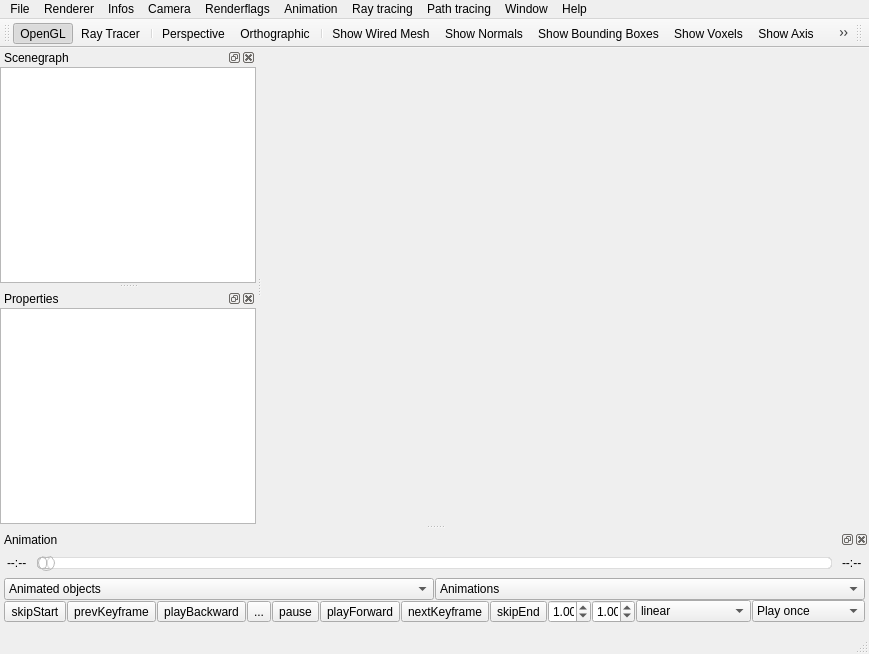
Qt form app-Viewer-Qt/qtMainWindow.ui (cpvrlab/SLProject) before a commit.
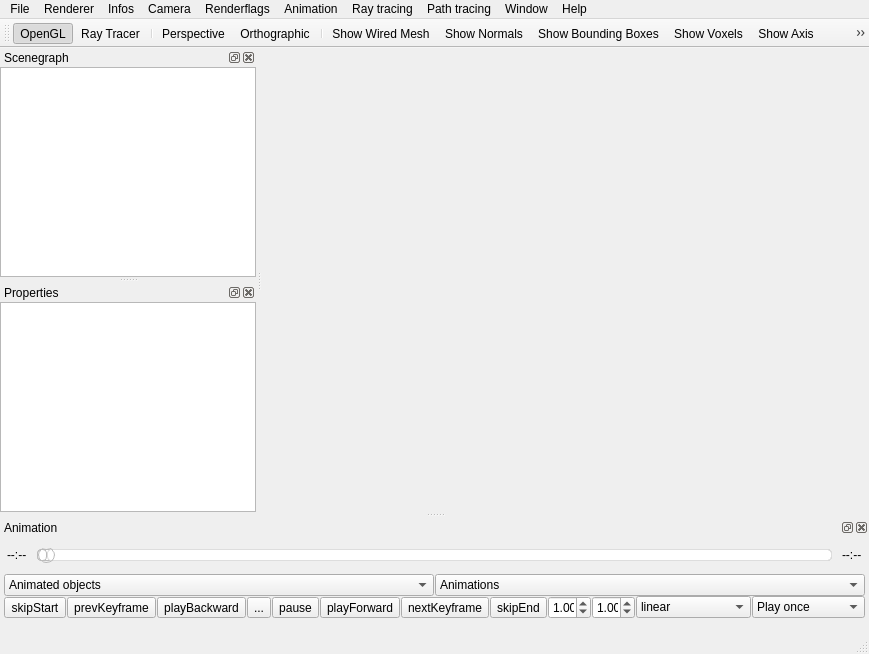
The same form after that commit. Icons and pictures are not drawn. Custom widgets are drawn as their Qt base class.

The edit to the form file:
```diff
--- a/app-Viewer-Qt/qtMainWindow.ui
+++ b/app-Viewer-Qt/qtMainWindow.ui
@@ -519,8 +519,8 @@
    </property>
    <property name="minimumSize">
     <size>
-     <width>507</width>
-     <height>102</height>
+     <width>620</width>
+     <height>114</height>
     </size>
    </property>
    <property name="floating">
@@ -1167,17 +1167,6 @@
     </layout>
    </widget>
   </widget>
-  <widget class="QToolBar" name="toolBar_2">
-   <property name="windowTitle">
-    <string>toolBar_2</string>
-   </property>
-   <attribute name="toolBarArea">
-    <enum>TopToolBarArea</enum>
-   </attribute>
-   <attribute name="toolBarBreak">
-    <bool>false</bool>
-   </attribute>
-  </widget>
   <action name="action_Quit">
    <property name="text">
     <string>Quit</string>
```
Left out of the diff: 53 changed lines with no effect on the pictures.
